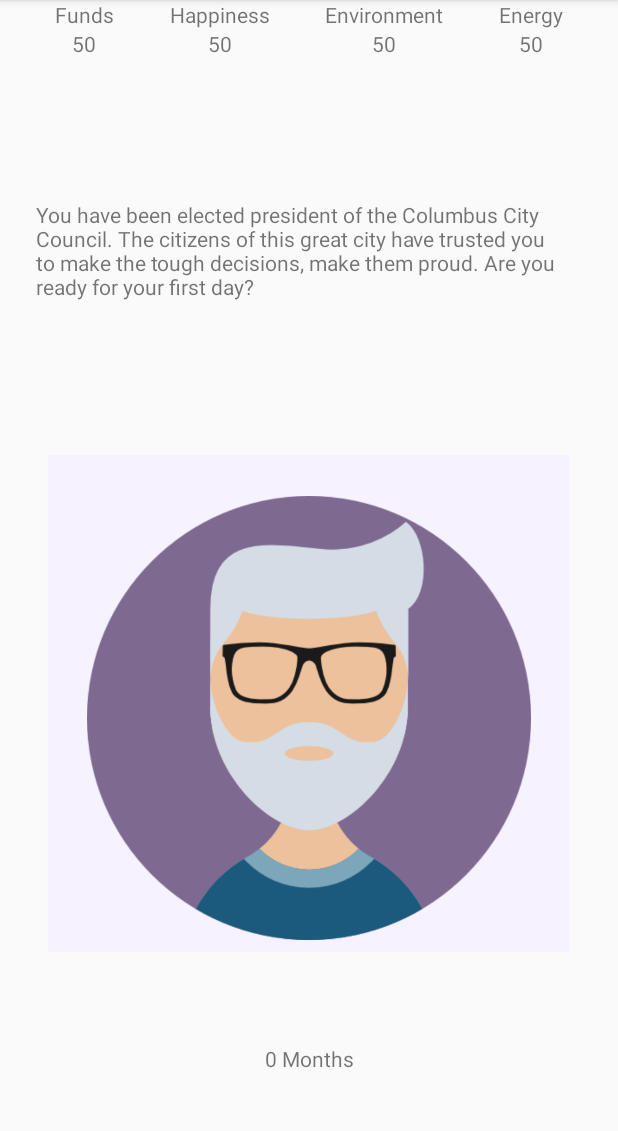
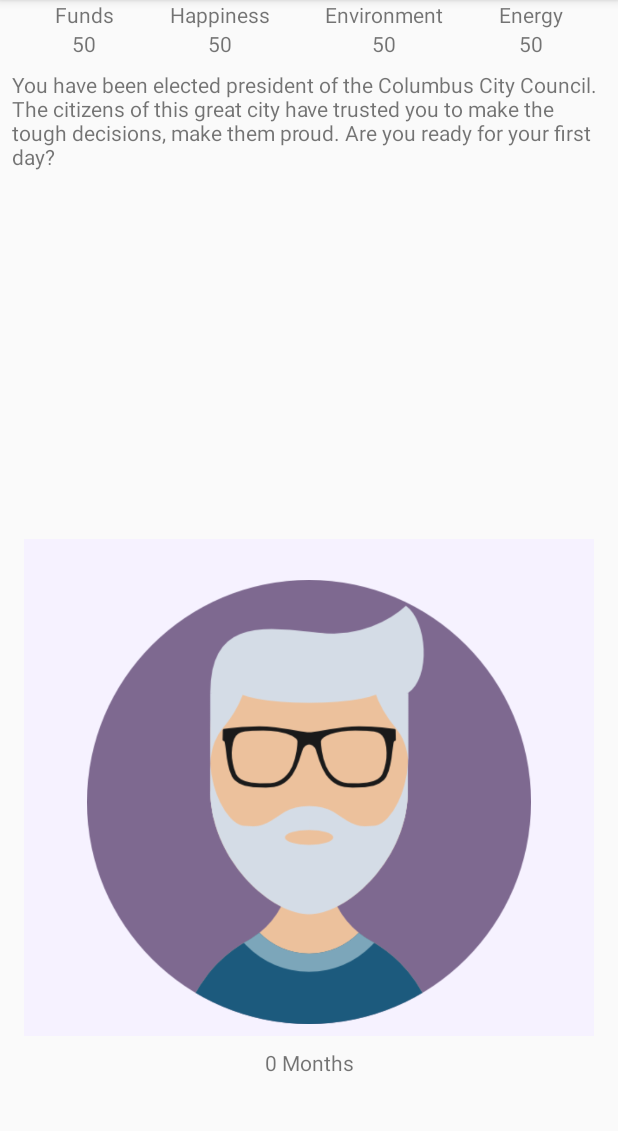
Before and after one commit to sotanishy/CBUSHack-TheShams, an Android app: the screen it shows after launch (MainActivity), on a phone screen of 412 x 824 dp, the part 84-1215 px from its top. Run offline under Robolectric (Android 15) with nearby library versions, the phone set to English and light mode, and no system bars.

Commit message:
Fixed the UI layout problem

```diff
--- a/app/src/main/res/layout/activity_main.xml
+++ b/app/src/main/res/layout/activity_main.xml
@@ -11,6 +11,8 @@
         android:layout_width="match_parent"
         android:layout_height="wrap_content"
         app:layout_constraintTop_toTopOf="parent"
+        app:layout_constraintLeft_toLeftOf="parent"
+        app:layout_constraintRight_toRightOf="parent"
         tools:layout_editor_absoluteX="0dp">
 
         <LinearLayout
@@ -30,8 +32,7 @@
                 android:id="@+id/fundsValue"
                 android:layout_width="wrap_content"
                 android:layout_height="wrap_content"
-                android:layout_gravity="center"
-                android:text="0" />
+                android:layout_gravity="center"/>
         </LinearLayout>
 
         <LinearLayout
@@ -51,8 +52,7 @@
                 android:id="@+id/happinessValue"
                 android:layout_width="wrap_content"
                 android:layout_height="wrap_content"
-                android:layout_gravity="center"
-                android:text="0" />
+                android:layout_gravity="center"/>
         </LinearLayout>
 
         <LinearLayout
@@ -72,8 +72,7 @@
                 android:id="@+id/environmentValue"
                 android:layout_width="wrap_content"
                 android:layout_height="wrap_content"
-                android:layout_gravity="center"
-                android:text="0" />
+                android:layout_gravity="center"/>
         </LinearLayout>
 
         <LinearLayout
@@ -93,8 +92,7 @@
                 android:id="@+id/energyValue"
                 android:layout_width="wrap_content"
                 android:layout_height="wrap_content"
-                android:layout_gravity="center"
-                android:text="0" />
+                android:layout_gravity="center" />
         </LinearLayout>
 
     </android.support.constraint.ConstraintLayout>
@@ -103,17 +101,11 @@
         android:id="@+id/middle"
         android:layout_width="0dp"
         android:layout_height="0dp"
-        android:layout_marginStart="16dp"
-        android:layout_marginLeft="16dp"
-        android:layout_marginTop="125dp"
-        android:layout_marginEnd="16dp"
-        android:layout_marginRight="16dp"
-        android:layout_marginBottom="125dp"
-        app:layout_constraintBottom_toBottomOf="parent"
+        app:layout_constraintBottom_toTopOf="@id/date"
         app:layout_constraintEnd_toEndOf="parent"
         app:layout_constraintHorizontal_bias="1.0"
         app:layout_constraintStart_toStartOf="parent"
-        app:layout_constraintTop_toTopOf="parent">
+        app:layout_constraintTop_toBottomOf="@id/top">
 
         <TextView
             android:id="@+id/topText"
@@ -167,7 +159,7 @@
                 app:layout_constraintHorizontal_bias="0.0"
                 app:layout_constraintStart_toStartOf="parent"
                 app:layout_constraintTop_toBottomOf="@+id/overlayText"
-                app:layout_constraintVertical_bias="0.0"
+                app:layout_constraintVertical_bias="1.0"
                 app:srcCompat="@android:drawable/sym_def_app_icon"
                 tools:srcCompat="@tools:sample/avatars" />
 
@@ -193,7 +185,7 @@
         android:id="@+id/date"
         android:layout_width="wrap_content"
         android:layout_height="wrap_content"
-        android:text="Jan 2019"
+        android:layout_marginBottom="50dp"
         app:layout_constraintLeft_toLeftOf="parent"
         app:layout_constraintRight_toRightOf="parent"
         app:layout_constraintTop_toBottomOf="@id/middle"
```
